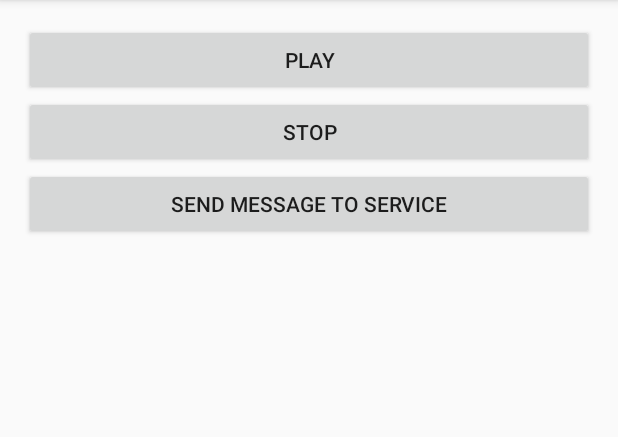
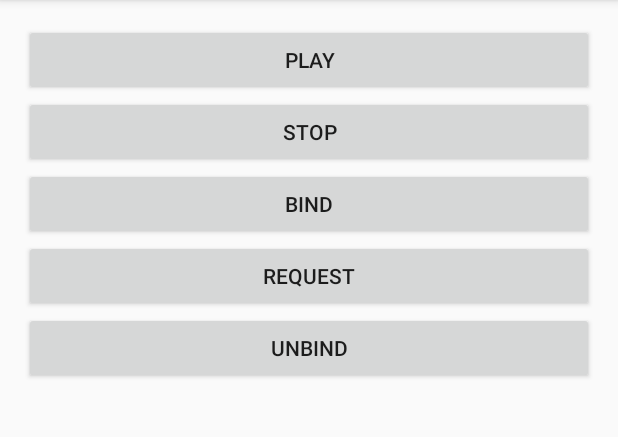
Before and after one commit to Discreto13/android-examples, an Android app: the screen it shows after launch (MainActivity), on a phone screen of 412 x 824 dp, the part 84-521 px from its top. Run offline under Robolectric (Android 15) with nearby library versions, the phone set to English and light mode, and no system bars.

Commit message:
BindService: stable version

```diff
--- a/BindTest/app/src/main/java/dct13/yshashko/bindtest/MainActivity.java
+++ b/BindTest/app/src/main/java/dct13/yshashko/bindtest/MainActivity.java
@@ -1,6 +1,7 @@
 package dct13.yshashko.bindtest;
 
 import android.content.ComponentName;
+import android.content.Context;
 import android.content.Intent;
 import android.content.ServiceConnection;
 import android.os.IBinder;
@@ -8,12 +9,14 @@ import android.support.v7.app.AppCompatActivity;
 import android.os.Bundle;
 import android.view.View;
 import android.widget.Button;
+import android.widget.Toast;
 
 public class MainActivity extends AppCompatActivity {
+    MyService mService;
     boolean mBound = false;
-    MyService mService;
 
-    Button b_play, b_stop, b_message;
+    Button b_play, b_stop;
+    Button b_bind, b_message, b_unbind;
 
     @Override
     protected void onCreate(Bundle savedInstanceState) {
@@ -22,7 +25,9 @@ public class MainActivity extends AppCompatActivity {
 
         b_play = (Button) findViewById(R.id.b_play);
         b_stop = (Button) findViewById(R.id.b_stop);
+        b_bind = (Button) findViewById(R.id.b_bind);
         b_message = (Button) findViewById(R.id.b_message);
+        b_unbind = (Button) findViewById(R.id.b_unbind);
 
         b_play.setOnClickListener(new View.OnClickListener() {
             @Override
@@ -38,29 +43,68 @@ public class MainActivity extends AppCompatActivity {
             }
         });
 
+        b_bind.setOnClickListener(new View.OnClickListener() {
+            @Override
+            public void onClick(View view) {
+                Intent intent = new Intent(MainActivity.this, MyService.class);
+                bindService(intent, mConnection, Context.BIND_AUTO_CREATE);
+            }
+        });
+
         b_message.setOnClickListener(new View.OnClickListener() {
             @Override
             public void onClick(View view) {
-                // bind and touch service
+                if (mBound == false) {
+                    Toast.makeText(MainActivity.this, "Service did not connected", Toast.LENGTH_SHORT).show();
+                    return;
+                }
+                int genNum = mService.getRandNumber();
+                Toast.makeText(MainActivity.this, "GenNum: " + genNum, Toast.LENGTH_SHORT).show();
+            }
+        });
 
-
+        b_unbind.setOnClickListener(new View.OnClickListener() {
+            @Override
+            public void onClick(View view) {
+                if (mBound == false) {
+                    Toast.makeText(MainActivity.this, "Non-connected yet", Toast.LENGTH_SHORT).show();
+                    return;
+                }
+                unbindService(mConnection);
+                mBound = false;
+                Toast.makeText(MainActivity.this, "Unbind - done", Toast.LENGTH_SHORT).show();
             }
         });
 
     }
 
-//    private ServiceConnection mConnection = new ServiceConnection() {
-//        @Override
-//        public void onServiceConnected(ComponentName className,
-//                                       IBinder service) {
-//            MyService.MyBinder binder = (MyService.MyBinder) service;
-//            mService = binder.getService();
-//            mBound = true;
-//        }
-//
-//        @Override
-//        public void onServiceDisconnected(ComponentName arg0) {
-//            mBound = false;
-//        }
-//    };
+    @Override
+    protected void onStart() {
+        super.onStart();
+        Toast.makeText(MainActivity.this, "Activity start", Toast.LENGTH_SHORT).show();
+    }
+
+    @Override
+    protected void onStop() {
+        super.onStop();
+        Toast.makeText(MainActivity.this, "Activity stop", Toast.LENGTH_SHORT).show();
+    }
+
+    private ServiceConnection mConnection = new ServiceConnection() {
+        @Override
+        public void onServiceConnected(ComponentName className,
+                                       IBinder service) {
+            MyService.MyBinder binder = (MyService.MyBinder) service;
+            mService = binder.getService();
+            mBound = true;
+            Toast.makeText(MainActivity.this, "Service connected", Toast.LENGTH_SHORT).show();
+
+        }
+
+        @Override
+        public void onServiceDisconnected(ComponentName arg0) {
+            mBound = false;
+            Toast.makeText(MainActivity.this, "Service disconnected", Toast.LENGTH_SHORT).show();
+        }
+    };
 }
--- a/BindTest/app/src/main/res/layout/activity_main.xml
+++ b/BindTest/app/src/main/res/layout/activity_main.xml
@@ -26,11 +26,23 @@
             android:layout_height="wrap_content"
             android:text="STOP" />
 
-        <Button
+            <Button
+            android:id="@+id/b_bind"
+            android:layout_width="match_parent"
+            android:layout_height="wrap_content"
+            android:text="Bind" />
+
+            <Button
             android:id="@+id/b_message"
             android:layout_width="match_parent"
             android:layout_height="wrap_content"
-            android:text="Send message to service" />
+            android:text="Request" />
+
+            <Button
+            android:id="@+id/b_unbind"
+            android:layout_width="match_parent"
+            android:layout_height="wrap_content"
+            android:text="Unbind" />
 
     </LinearLayout>
 
```
Also changed, not shown: BindTest/app/src/main/java/dct13/yshashko/bindtest/MyService.java (+12 -11 lines).
